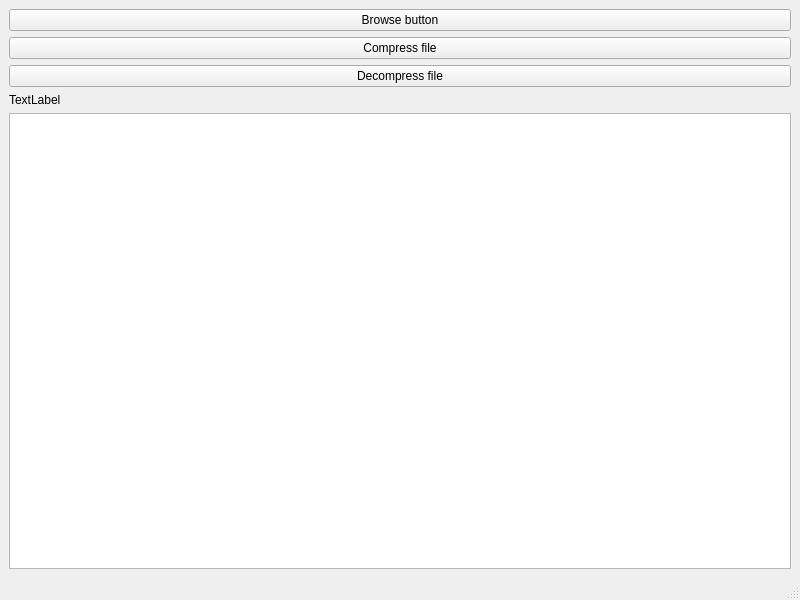
Before: the Qt Designer form mainwindow.ui in Nourfaidy06/Text-and-Image-Compression, drawn with Qt 5.
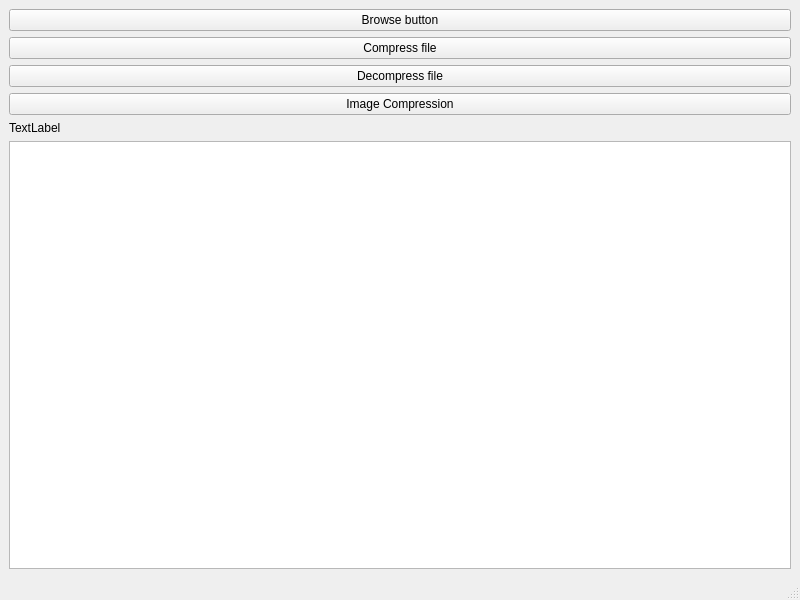
After: the same form once the commit is applied.

The edit to the form file:
```diff
--- a/mainwindow.ui
+++ b/mainwindow.ui
@@ -38,6 +38,13 @@
         </property>
        </widget>
       </item>
+      <item>
+       <widget class="QPushButton" name="btnPngCompress">
+        <property name="text">
+         <string>Image Compression</string>
+        </property>
+       </widget>
+      </item>
       <item>
        <widget class="QLabel" name="lblStats">
         <property name="text">
```
Left out of the diff: 2 changed lines with no effect on the pictures.
